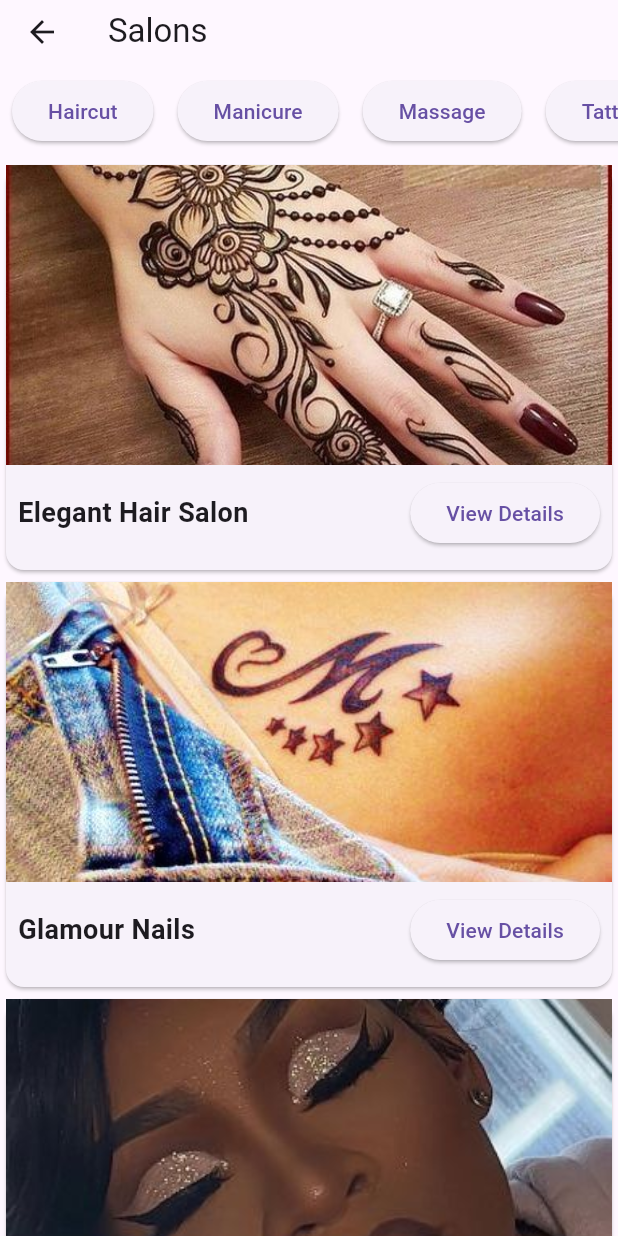
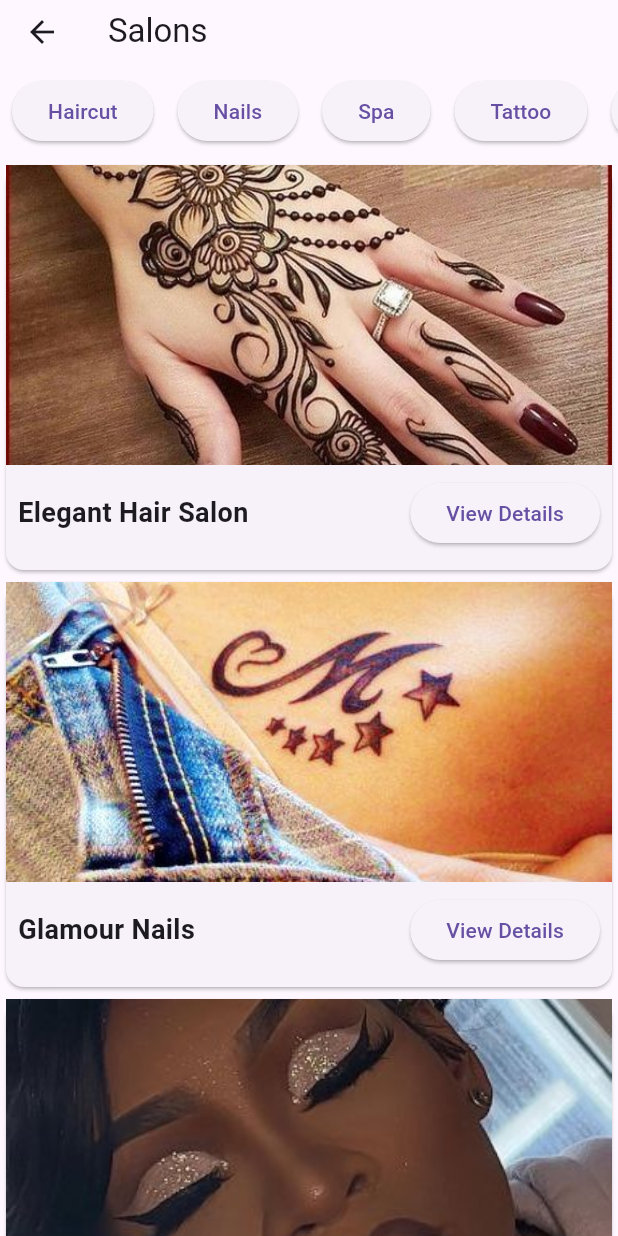
Before and after one commit to katushabeannet/GLAMAZON, a Flutter app: the SalonList screen opened directly, on a phone screen of 412 x 824 dp. Run offline on Flutter 3.47's test engine with Material 3 defaults, Android fonts, the light colour scheme and no system bars; our stand-ins replace carousel_slider, fluttertoast, image_picker, share_plus.

Commit message:
solon list

```diff
--- a/glamazon/lib/screens/salon_list.dart
+++ b/glamazon/lib/screens/salon_list.dart
@@ -49,7 +49,7 @@ List<Salon> dummySalons = [
   Salon(
     id: '5',
     name: 'Mama Kaviri',
-    imageUrl: 'assets/images/image1.jpeg',
+    imageUrl: 'assets/images/image2.jpeg',
     services: ['Hairplaiting', 'Haircut'],
   ),
   Salon(
@@ -97,11 +97,12 @@ class _SalonListState extends State<SalonList> {
             child: Row(
               children: [
                 _buildServiceButton('Haircut'),
-                _buildServiceButton('Manicure'),
-                _buildServiceButton('Massage'),
+                _buildServiceButton('Nails'),
+                _buildServiceButton('Spa'),
                 _buildServiceButton('Tattoo'),
-                _buildServiceButton('Hairplaiting'),
-                _buildServiceButton('Makeup'),
+                _buildServiceButton('HairStyling'),
+                _buildServiceButton('Makeup and Facial'),
+                _buildServiceButton('Piercings'),
                 // Add more buttons as needed
               ],
             ),
```
